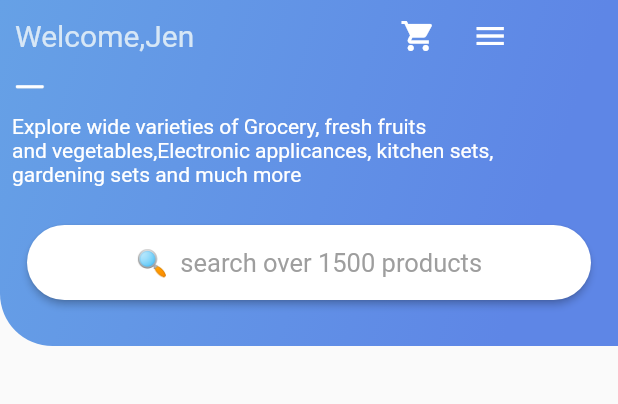
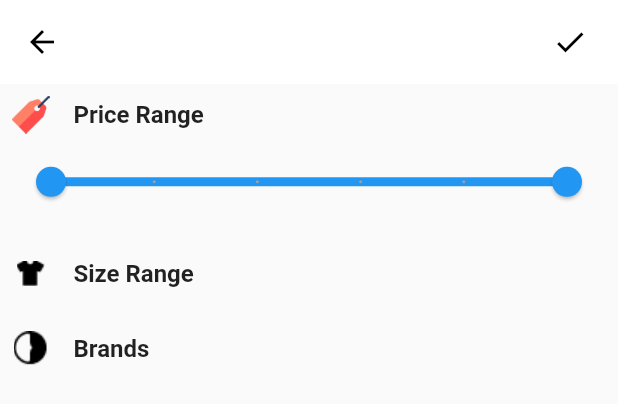
Before and after one commit to akshitachi/Better-e-commerce-app, a Flutter app: the NameCard widget shown alone on an empty page, opened directly, after a tap on the "menu" icon, on a phone screen of 412 x 824 dp. Shown: the top 404 px of the screen. Run offline on Flutter 3.47's test engine with Material 2 defaults, Android fonts, the phone set to English and light mode, and no system bars; our stand-ins replace bottom_navy_bar, cloud_firestore, device_preview, firebase_auth; accounts and stored records are empty.

Commit message:
add price screen

```diff
--- a/lib/main.dart
+++ b/lib/main.dart
@@ -18,6 +18,7 @@ import './screens/order_tracking_screen.dart';
 import 'package:device_preview/device_preview.dart';
 import './screens/orders_screen.dart';
 import './screens/change_password_screen.dart';
+import './screens/price_range.dart';
 
 void main() {
   runApp(
@@ -56,6 +57,7 @@ class MyApp extends StatelessWidget {
         '/order-tracking': (ctx) => OrderTrackingScreen(),
         '/orders-screen': (ctx) => OrdersScreen(),
         '/change-password':(ctx)=>ChangePasswordScreen(),
+        '/price-range':(ctx)=>PriceRange(),
       },
     );
   }
--- /dev/null
+++ b/lib/screens/price_range.dart
@@ -0,0 +1,123 @@
+import 'package:flutter/material.dart';
+
+class PriceRange extends StatefulWidget {
+  PriceRange({Key key}) : super(key: key);
+
+  @override
+  _PriceRangeState createState() => _PriceRangeState();
+}
+
+class _PriceRangeState extends State<PriceRange> {
+  RangeLabels labels = RangeLabels('100', '1000');
+  final String routeName = '/price-range';
+  RangeValues values = RangeValues(1, 100);
+  @override
+  Widget build(BuildContext context) {
+    return Scaffold(
+      appBar: AppBar(
+        actions: [
+          Padding(
+            padding: EdgeInsets.only(
+              right: 20,
+            ),
+            child: GestureDetector(
+              onTap: () {
+                Navigator.of(context).pop();
+              },
+              child: Icon(
+                Icons.check,
+              ),
+            ),
+          ),
+        ],
+        iconTheme: IconThemeData(
+          color: Colors.black,
+        ),
+        backgroundColor: Colors.white,
+        elevation: 0,
+      ),
+      body: Padding(
+        padding: EdgeInsets.all(8.0),
+        child: Column(
+          children: [
+            Row(
+              children: [
+                Container(
+                  height: 25,
+                  width: 25,
+                  child: Image.asset('assets/images/tag.png'),
+                ),
+                Text(
+                  '    Price Range',
+                  style: TextStyle(
+                    fontSize: 16,
+                    fontWeight: FontWeight.bold,
+                  ),
+                ),
+              ],
+            ),
+            SizedBox(
+              height: MediaQuery.of(context).size.height * 0.01,
+            ),
+            RangeSlider(
+                divisions: 5,
+                activeColor: Colors.blue,
+                inactiveColor: Colors.grey,
+                min: 1,
+                max: 100,
+                values: values,
+                labels: labels,
+                onChanged: (value) {
+                  print("START: ${value.start}, End: ${value.end}");
+                  setState(() {
+                    values = value;
+                    labels = RangeLabels("${value.start.toInt().toString()}\$",
+                        "${value.end.toInt().toString()}\$");
+                  });
+                }),
+            SizedBox(
+              height: MediaQuery.of(context).size.height * 0.03,
+            ),
+            Row(
+              children: [
+                Container(
+                  height: 25,
+                  width: 25,
+                  child:
+                      Image.asset('assets/images/Icon map-clothing-store.png'),
+                ),
+                Text(
+                  '    Size Range',
+                  style: TextStyle(
+                    fontSize: 16,
+                    fontWeight: FontWeight.bold,
+                  ),
+                ),
+              ],
+            ),
+            SizedBox(
+              height: MediaQuery.of(context).size.height * 0.03,
+            ),
+            Row(
+              children: [
+                Container(
+                  height: 25,
+                  width: 25,
+                  child:
+                      Image.asset('assets/images/Icon simple-brand-dot-ai.png'),
+                ),
+                Text(
+                  '    Brands',
+                  style: TextStyle(
+                    fontSize: 16,
+                    fontWeight: FontWeight.bold,
+                  ),
+                ),
+              ],
+            ),
+          ],
+        ),
+      ),
+    );
+  }
+}
--- a/lib/widgets/name_card.dart
+++ b/lib/widgets/name_card.dart
@@ -57,7 +57,9 @@ class _NameCardState extends State<NameCard> {
                   Icons.menu,
                   color: Colors.white,
                 ),
-                onPressed: () {},
+                onPressed: () {
+                  Navigator.of(context).pushNamed('/price-range');
+                },
               ),
             ],
           ),
```
Also changed, not shown: assets/images/tag.png (added).
